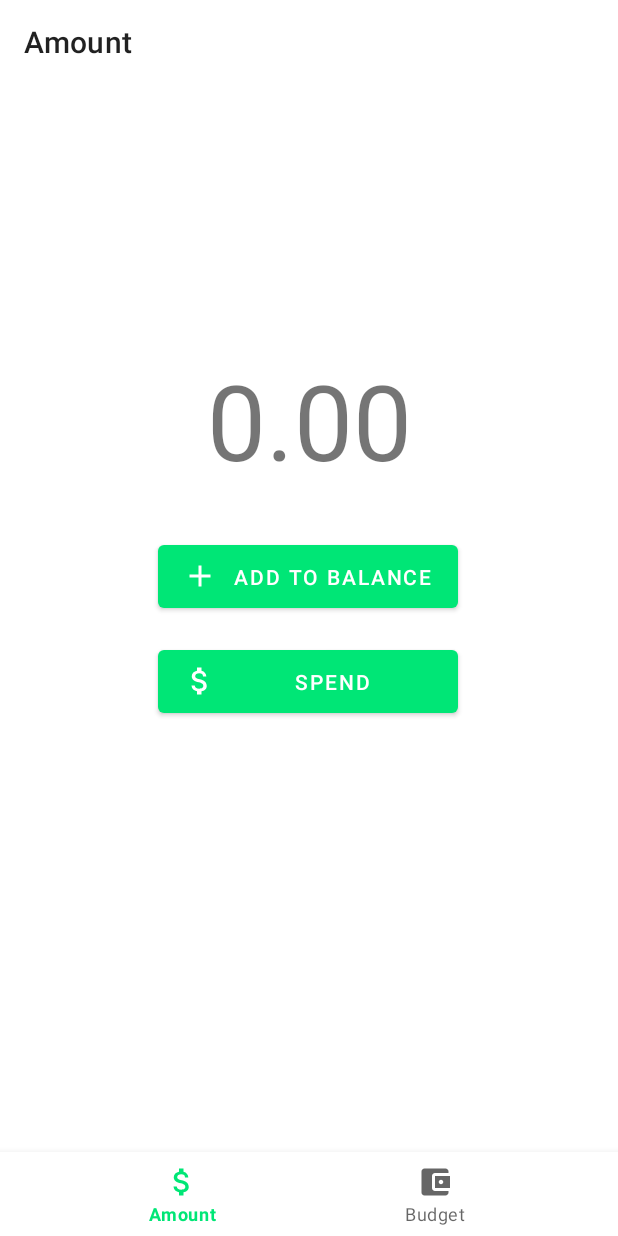
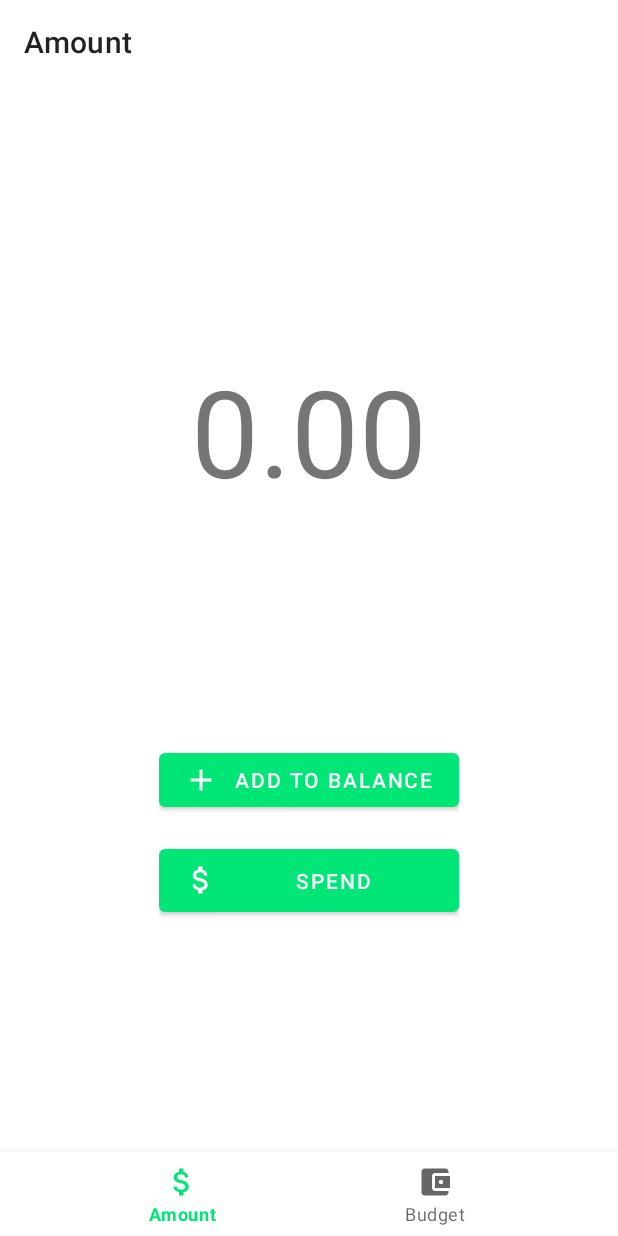
Before and after one commit to GittyMac/WalletCount, an Android app: the screen it shows after launch (MainActivity), on a phone screen of 412 x 824 dp. Run offline under Robolectric (Android 15) with nearby library versions, the phone set to English and light mode, and no system bars; our stand-ins replace navigation-ui.

Commit message:
fixed the layout of the amount dashboard

```diff
--- a/app/src/main/res/layout/fragment_home.xml
+++ b/app/src/main/res/layout/fragment_home.xml
@@ -8,7 +8,8 @@
 
     <TextView
         android:id="@+id/textView"
-        android:layout_width="343dp"
+        android:layout_width="match_parent"
+        android:autoSizeTextType="uniform"
         android:layout_height="108dp"
         android:layout_marginBottom="250dp"
         android:text="0.00"
@@ -19,17 +20,26 @@
         app:layout_constraintStart_toStartOf="parent"
         app:layout_constraintTop_toTopOf="parent" />
 
+    <androidx.constraintlayout.widget.ConstraintLayout
+        android:id="@+id/HomeConstraintInnerLayout"
+        android:layout_width="wrap_content"
+        android:layout_height="wrap_content"
+        app:layout_constraintBottom_toBottomOf="parent"
+        app:layout_constraintEnd_toEndOf="parent"
+        app:layout_constraintStart_toStartOf="parent"
+        app:layout_constraintTop_toBottomOf="@+id/textView">
+
         <Button
             android:id="@+id/button2"
             android:layout_width="200dp"
-        android:layout_height="54dp"
-        android:layout_marginTop="16dp"
+            android:layout_height="wrap_content"
             android:text="Add to balance"
             app:icon="@drawable/ic_add_black_24dp"
+            app:layout_constraintBottom_toTopOf="@+id/button3"
             app:layout_constraintEnd_toEndOf="parent"
-        app:layout_constraintHorizontal_bias="0.497"
+            app:layout_constraintHorizontal_bias="0.502"
             app:layout_constraintStart_toStartOf="parent"
-        app:layout_constraintTop_toBottomOf="@+id/textView" />
+            app:layout_constraintTop_toTopOf="parent" />
 
         <Button
             android:id="@+id/button3"
@@ -38,9 +48,10 @@
             android:layout_marginTop="16dp"
             android:text="Spend"
             app:icon="@drawable/ic_attach_money_black_24dp"
+            app:layout_constraintBottom_toBottomOf="parent"
             app:layout_constraintEnd_toEndOf="parent"
-        app:layout_constraintHorizontal_bias="0.497"
             app:layout_constraintStart_toStartOf="parent"
             app:layout_constraintTop_toBottomOf="@+id/button2" />
 
     </androidx.constraintlayout.widget.ConstraintLayout>
+</androidx.constraintlayout.widget.ConstraintLayout>
```
Lines whose indentation alone changed are shown as unchanged.
